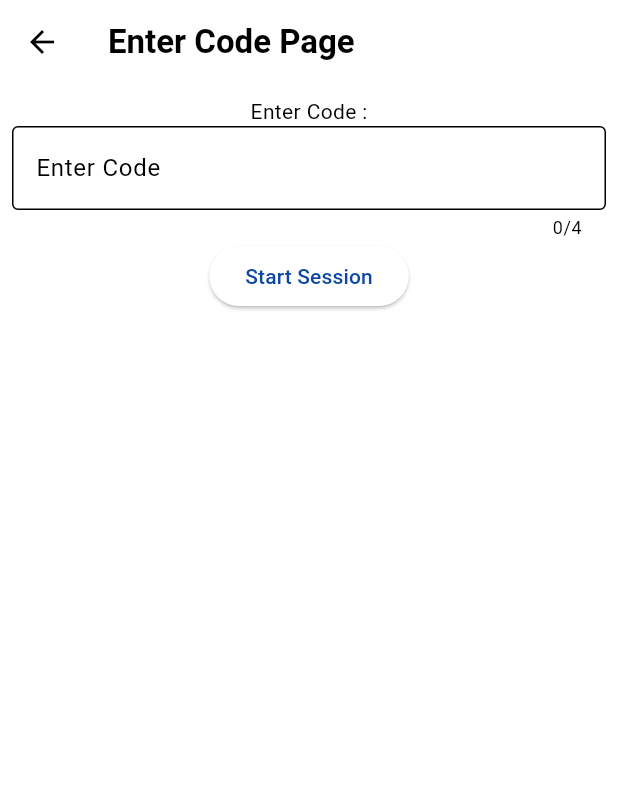
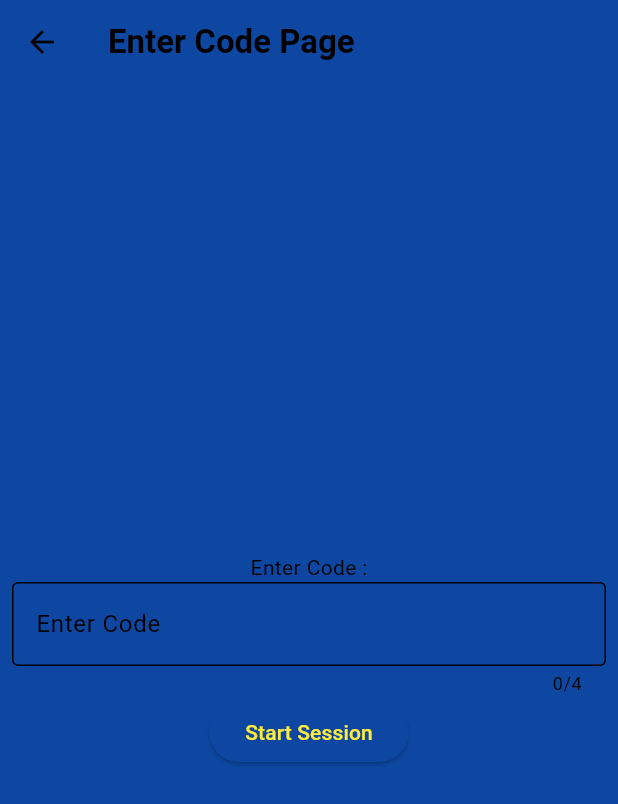
Before and after one commit to clay0063/flutter_movie_voting, a Flutter app: the screen it shows after launch, after a tap on "Enter Code", on a phone screen of 412 x 824 dp. Shown: the top 804 px of the screen. Run offline on Flutter 3.47's test engine with Material 3 defaults, Android fonts, the phone set to English and light mode, and no system bars; our stand-ins replace shared_preferences; missing offline and left inert: platform_device_id; network calls fail.

Commit message:
Set up basic styling

```diff
--- a/lib/pages/enter_code_page.dart
+++ b/lib/pages/enter_code_page.dart
@@ -53,6 +53,7 @@ class _EnterCodePageState extends State<EnterCodePage> {
           padding: const EdgeInsets.all(8.0),
           child: Column(
             children: <Widget>[
+              const Spacer(),
               const Text("Enter Code :"),
               TextField(
                 maxLength: 4,
@@ -73,6 +74,7 @@ class _EnterCodePageState extends State<EnterCodePage> {
                 },
                 child: const Text('Start Session'),
               ),
+              const Spacer(),
             ],
           ),
         ),
--- a/lib/pages/share_code_page.dart
+++ b/lib/pages/share_code_page.dart
@@ -50,12 +50,14 @@ class _ShareCodePageState extends State<ShareCodePage> {
           padding: const EdgeInsets.all(8.0),
           child: Column(
             children: <Widget>[
-              const Text("Share Code Page Content"),
+              const Spacer(),
               ElevatedButton(
                 onPressed: _buttonControl,
                 child: const Text('Generate Code'),
               ),
+              const Spacer(),
               Text(code),
+              const Spacer(),
               ElevatedButton(
                 onPressed: () {
                   Navigator.push(
@@ -65,6 +67,7 @@ class _ShareCodePageState extends State<ShareCodePage> {
                 },
                 child: const Text('Start Voting'),
               ),
+              const Spacer(),
             ],
           ),
         ),
--- a/lib/pages/welcome_page.dart
+++ b/lib/pages/welcome_page.dart
@@ -13,6 +13,7 @@ class WelcomePage extends StatelessWidget {
           padding: const EdgeInsets.all(8.0),
           child: Column(
             children: <Widget>[
+              const Spacer(),
               ElevatedButton(
                 onPressed: () {
                   Navigator.push(
@@ -22,7 +23,9 @@ class WelcomePage extends StatelessWidget {
                 },
                 child: const Text('Start Session'),
               ),
+              const Spacer(),
               const Text("Choose an option"),
+              const Spacer(),
               ElevatedButton(
                 onPressed: () {
                   Navigator.push(
@@ -32,6 +35,7 @@ class WelcomePage extends StatelessWidget {
                 },
                 child: const Text('Enter Code'),
               ),
+              const Spacer(),
             ],
           ),
         ),
--- a/lib/utils/theme_data.dart
+++ b/lib/utils/theme_data.dart
@@ -2,15 +2,15 @@ import 'package:flutter/material.dart';
 
 class ThemeColorScheme {
   static ColorScheme colorScheme = ColorScheme(
-    primary: Colors.blue.shade900, //1
+    primary: Colors.yellow.shade500, //1
     secondary: Colors.yellow.shade600, //2
     tertiary: Colors.grey.shade900, //3
-    surface: Colors.white,
-    background: Colors.white,
+    surface: Colors.blue.shade900, //4
+    background: Colors.yellow.shade100, //5
     error: Colors.red,
     onPrimary: Colors.white,
     onSecondary: Colors.black,
-    onTertiary: Colors.grey.shade100, //4
+    onTertiary: Colors.grey.shade100, //6
     onSurface: Colors.black,
     onBackground: Colors.black,
     onError: Colors.white,
```
Also changed, not shown: lib/pages/movie_page.dart (+10 -7 lines).
